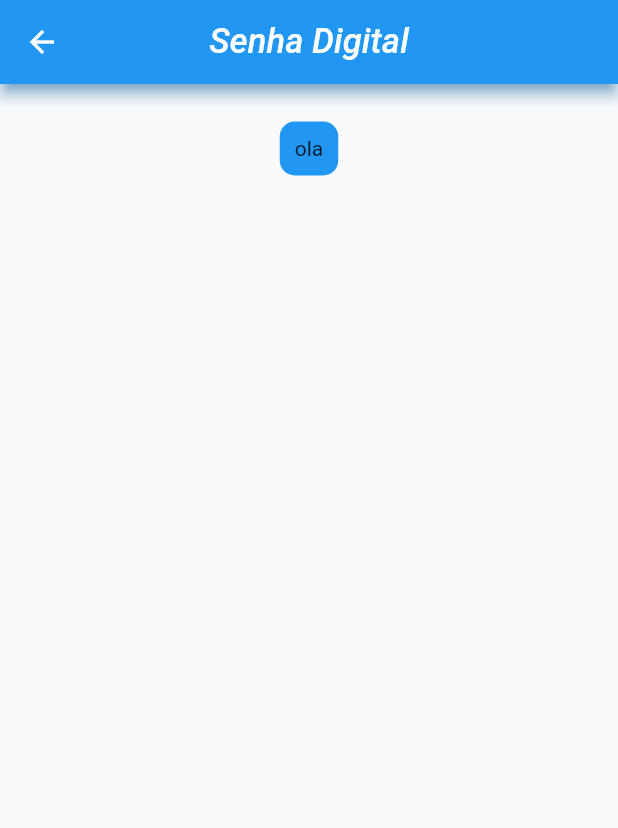
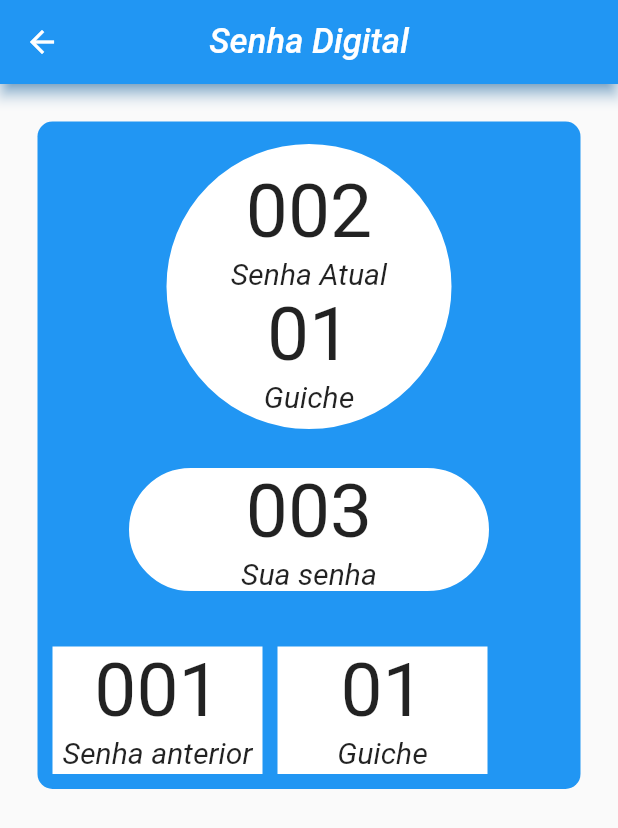
Before and after one commit to wilmarv/Senha_Digital, a Flutter app: the Fila screen opened directly, on a phone screen of 412 x 824 dp. Shown: the top 828 px of the screen. Run offline on Flutter 3.47's test engine with Material 2 defaults, Android fonts, the phone set to English and light mode, and no system bars; our stand-ins replace cloud_firestore, firebase_auth; accounts and stored records are empty.

Commit message:
Paginas de gerar fila e posicao da senha concluidos

```diff
--- a/senhadigitalflutter/lib/telafila.dart
+++ b/senhadigitalflutter/lib/telafila.dart
@@ -1,4 +1,5 @@
 import 'package:flutter/material.dart';
+
 class Fila extends StatefulWidget {
   @override
   _FilaState createState() => _FilaState();
@@ -22,7 +23,78 @@ class _FilaState extends State<Fila> {
               padding: EdgeInsets.all(10),
               decoration: BoxDecoration(
                   color: Colors.blue, borderRadius: BorderRadius.circular(10)),
-              child: Text("ola"),
+              child: Column(
+                  children: [
+                    Container(
+                      height: 200,
+                      decoration: BoxDecoration(
+                        shape: BoxShape.circle,
+                        color: const Color(0xffffffff),
+                        border: Border.all(
+                          width: 5,
+                          color: Colors.blue,
+                        ),
+                      ),
+                      child: Column(
+                        children: <Widget>[
+                          Divider(color: Colors.transparent),
+                          Text("002",style: TextStyle(fontSize: 50),),
+                          Text("Senha Atual",style: TextStyle(fontSize: 20,fontStyle: FontStyle.italic),),
+                          Text("01",style: TextStyle(fontSize: 50),),
+                          Text("Guiche",style: TextStyle(fontSize: 20,fontStyle: FontStyle.italic),),
+                        ],
+                      ),
+                    ),
+                    Divider(color: Colors.transparent),
+                    Container(
+                      width: 250,
+                      decoration: BoxDecoration(
+                        color: const Color(0xffffffff),
+                        borderRadius: BorderRadius.circular(50),
+                        border: Border.all(
+                          width: 5,
+                          color: Colors.blue,
+                        ),
+                      ),
+                      child: Column(
+                        children: <Widget>[
+                          Text("003",style: TextStyle(fontSize: 50),),
+                          Text("Sua senha",style: TextStyle(fontSize: 20,fontStyle: FontStyle.italic),),
+                        ],
+                      ),
+                    ),
+                    Divider(color: Colors.transparent),
+                    Divider(color: Colors.transparent),
+                    Row(
+
+                      children: <Widget>[
+                        Container(
+                          color: Colors.white,
+                          width: 140,
+                          height: 85,
+                          child: Column(
+                            children: <Widget>[
+                              Text("001",style: TextStyle(fontSize: 50),),
+                              Text("Senha anterior",style: TextStyle(fontSize: 20,fontStyle: FontStyle.italic),),
+                            ],
+                          ),
+                        ),
+                        Padding(padding: EdgeInsets.only(left: 10),
+                        child: Container(
+                          color: Colors.white,
+                          width: 140,
+                          height: 85,
+                          child: Column(
+                            children: <Widget>[
+                              Text("01",style: TextStyle(fontSize: 50),),
+                              Text("Guiche",style: TextStyle(fontSize: 20,fontStyle: FontStyle.italic),),
+                            ],
+                          ),
+                        ),)
+                      ],
+                    )
+                  ]
+              ),
             ),
           ),
         ),
--- a/senhadigitalflutter/lib/telaprincipal.dart
+++ b/senhadigitalflutter/lib/telaprincipal.dart
@@ -123,10 +123,14 @@ class _TelaPrincipalState extends State<TelaPrincipal> {
                     Divider(),
                     Container(
                       width: 300,
-                      height: 39,
+                      height: 60,
                       padding: EdgeInsets.all(0),
                       decoration: BoxDecoration(
-                        color: Colors.blue,
+                        border: Border.all(
+                            color: Colors.white30,
+                            width: 8
+                        ),
+                        borderRadius: BorderRadius.circular(15),
                       ),
                       child: RaisedButton(
                         child: Text("Entrar na Fila",style: TextStyle(color: Colors.black)),
```
